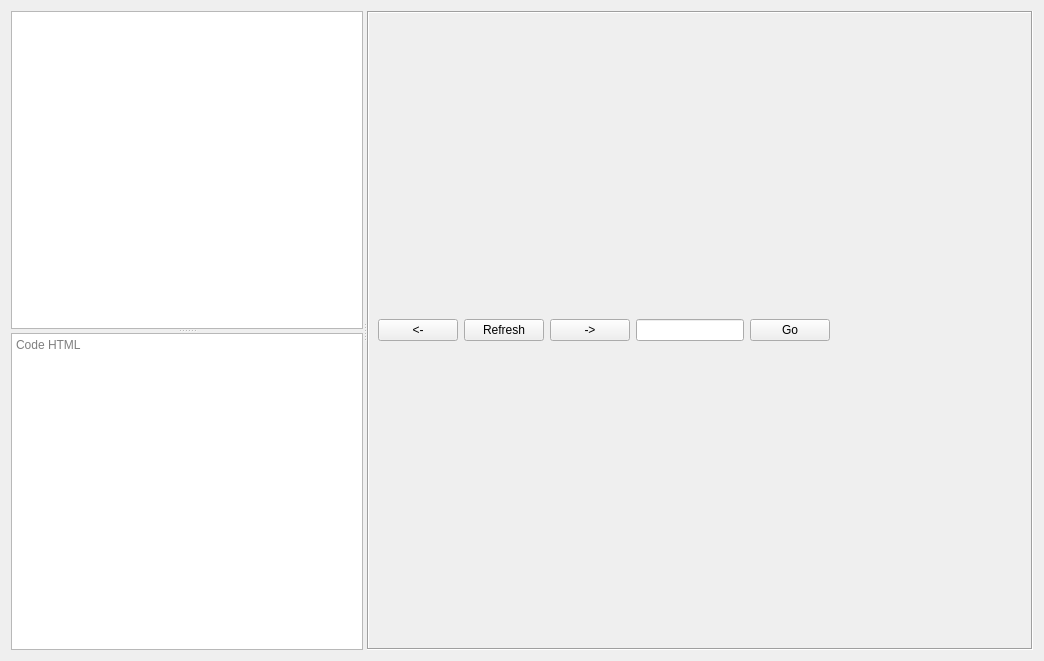
This is design.ui in Timmyway/ttbrowser as Qt 5 draws it before an edit. The edited form follows.
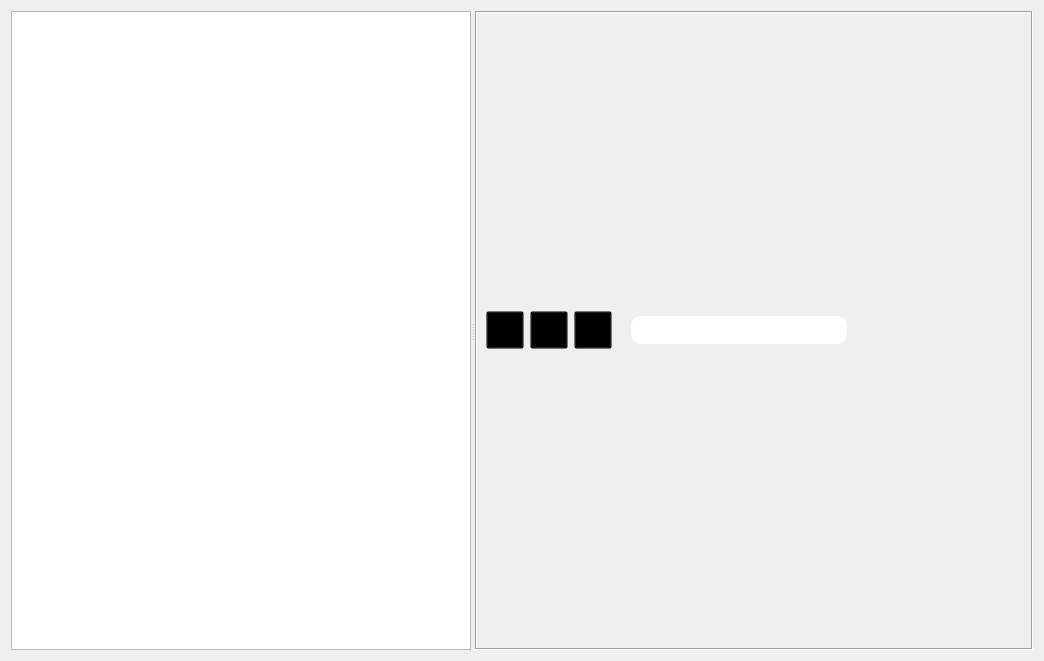
This is the edited form. Icons and pictures are not drawn.

What changed in the file:
```diff
--- a/design.ui
+++ b/design.ui
@@ -13,6 +13,33 @@
   <property name="windowTitle">
    <string>Form</string>
   </property>
+  <property name="styleSheet">
+   <string notr="true">QPushButton#btnNext, QPushButton#btnPrev, QPushButton#btnRefresh {
+	background: transparent;
+	width: 30px; height: 30px;
+}
+
+QPushButton#btnNext {
+	border-image: url('static/button/next.png');
+}
+QPushButton#btnPrev {
+	border-image: url('static/button/previous.png');
+}
+QPushButton#btnRefresh {
+	border-image: url('static/button/refresh.png');
+}
+
+QLineEdit#urlBar {
+	border: none;
+	border-radius: 10px;
+	font-size: 14px;
+	padding: 5px;
+}
+
+QLabel#httpsicon {
+	width: 15px; height: 15px;
+}</string>
+  </property>
   <layout class="QGridLayout" name="gridLayout">
    <item row="0" column="0">
     <widget class="QSplitter" name="splitterMain">
@@ -33,11 +60,6 @@
        <number>4</number>
       </property>
       <widget class="QTreeView" name="fileView"/>
-      <widget class="QPlainTextEdit" name="codeEdit">
-       <property name="placeholderText">
-        <string>Code HTML</string>
-       </property>
-      </widget>
      </widget>
      <widget class="QFrame" name="horizontalFrame">
       <property name="frameShape">
@@ -74,14 +96,14 @@
             </sizepolicy>
            </property>
            <property name="text">
-            <string>&lt;-</string>
+            <string/>
            </property>
           </widget>
          </item>
          <item>
           <widget class="QPushButton" name="btnRefresh">
            <property name="text">
-            <string>Refresh</string>
+            <string/>
            </property>
           </widget>
          </item>
@@ -94,20 +116,20 @@
             </sizepolicy>
            </property>
            <property name="text">
-            <string>-&gt;</string>
+            <string/>
            </property>
           </widget>
          </item>
          <item>
-          <widget class="QLineEdit" name="searchBar"/>
-         </item>
-         <item>
-          <widget class="QPushButton" name="btnGo">
+          <widget class="QLabel" name="httpsicon">
            <property name="text">
-            <string>Go</string>
+            <string/>
            </property>
           </widget>
          </item>
+         <item>
+          <widget class="QLineEdit" name="urlBar"/>
+         </item>
         </layout>
        </item>
       </layout>
```
Left out of the diff: 9 changed lines with no effect on the pictures.
